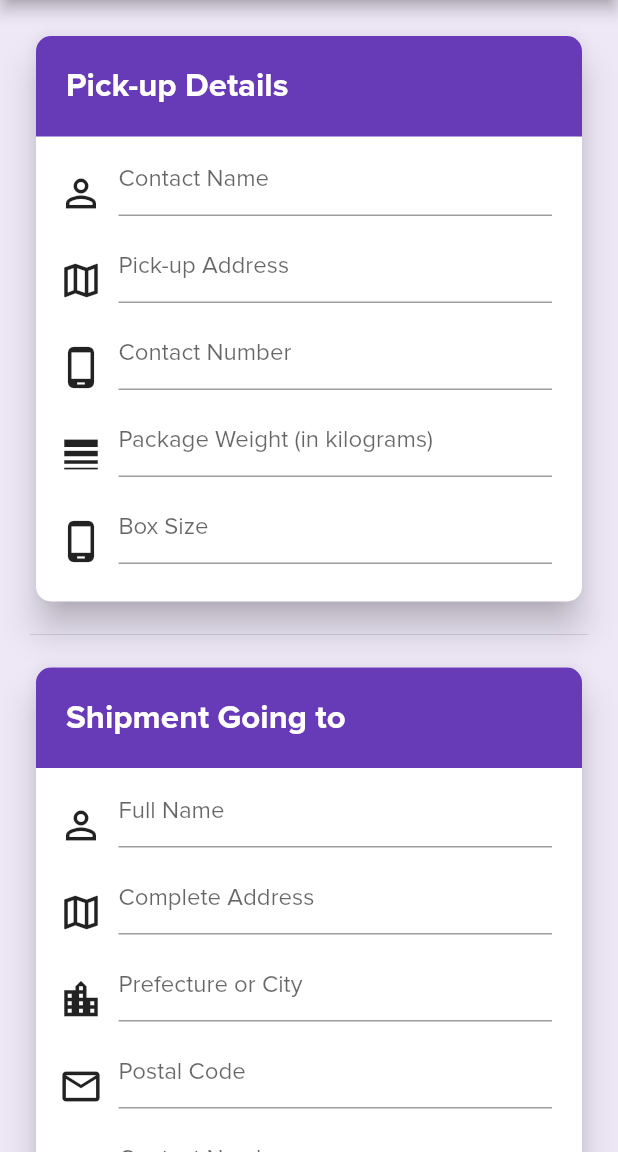
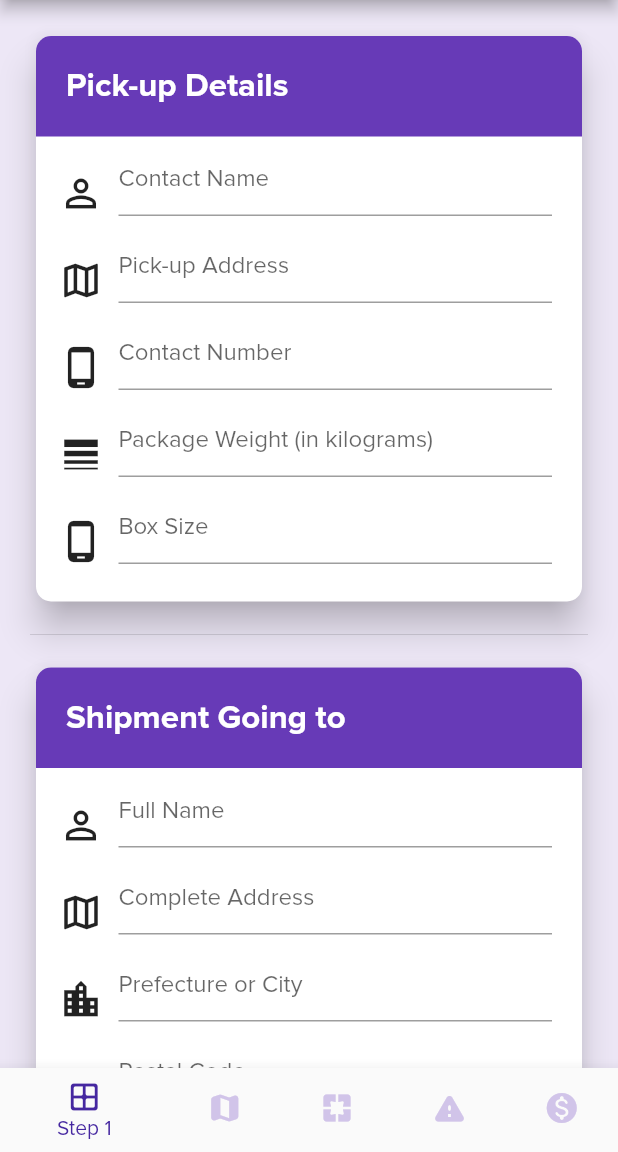
Before and after one commit to Qubits-01/pabitbit-pabagahe-pabili, a Flutter app: the OrderBookingScreen screen opened by its route, on a phone screen of 412 x 824 dp, the part 84-1236 px from its top. Run offline on Flutter 3.47's test engine with Material 2 defaults, Android fonts, the phone set to English and light mode, and no system bars; our stand-ins replace curved_navigation_bar.

Commit message:
Add bottom navigation bar for the order booking screen

```diff
--- a/lib/screens/order_booking/order_booking_screen.dart
+++ b/lib/screens/order_booking/order_booking_screen.dart
@@ -2,10 +2,18 @@ import 'package:flutter/material.dart';
 
 import 'widgets/whole_form.dart';
 
-class OrderBookingScreen extends StatelessWidget {
+class OrderBookingScreen extends StatefulWidget {
   const OrderBookingScreen();
 
   static const routeName = '/booking';
+
+  @override
+  _OrderBookingScreenState createState() => _OrderBookingScreenState();
+}
+
+class _OrderBookingScreenState extends State<OrderBookingScreen> {
+  // ignore: prefer_final_fields
+  int _selectedPageIndex = 0;
 
   Future<void> _showContactInformation(BuildContext context) {
     return showDialog(
@@ -48,6 +56,12 @@ class OrderBookingScreen extends StatelessWidget {
     );
   }
 
+  void _changePageIndex(int newIndex) {
+    setState(() {
+      _selectedPageIndex = newIndex;
+    });
+  }
+
   @override
   Widget build(BuildContext context) {
     final Size screenSize = MediaQuery.of(context).size;
@@ -69,6 +83,34 @@ class OrderBookingScreen extends StatelessWidget {
         color: Colors.deepPurple[50],
         child: WholeForm(screenSize),
       ),
+      bottomNavigationBar: BottomNavigationBar(
+        currentIndex: _selectedPageIndex,
+        type: BottomNavigationBarType.shifting,
+        backgroundColor: Colors.pink,
+        selectedItemColor: Colors.deepPurple[800],
+        unselectedItemColor: Colors.deepPurple[100],
+        items: const <BottomNavigationBarItem>[
+          BottomNavigationBarItem(
+            label: 'Step 1',
+            icon: Icon(Icons.border_all_rounded),
+          ),
+          BottomNavigationBarItem(
+              label: 'Step 2', icon: Icon(Icons.map_rounded)),
+          BottomNavigationBarItem(
+            label: 'Step 3',
+            icon: Icon(Icons.pages_rounded),
+          ),
+          BottomNavigationBarItem(
+            label: 'Step 4',
+            icon: Icon(Icons.warning_rounded),
+          ),
+          BottomNavigationBarItem(
+            label: 'Step 5',
+            icon: Icon(Icons.monetization_on_rounded),
+          ),
+        ],
+        onTap: (int index) => _changePageIndex(index),
+      ),
     );
   }
 }
--- a/lib/theme_data.dart
+++ b/lib/theme_data.dart
@@ -3,6 +3,7 @@ import 'package:flutter/material.dart';
 ThemeData themeData() {
   return ThemeData(
     primarySwatch: Colors.deepPurple,
+    primaryColor: Colors.deepPurple,
     accentColor: Colors.deepPurpleAccent,
     fontFamily: 'ProximaNova',
     textTheme: const TextTheme(
```
